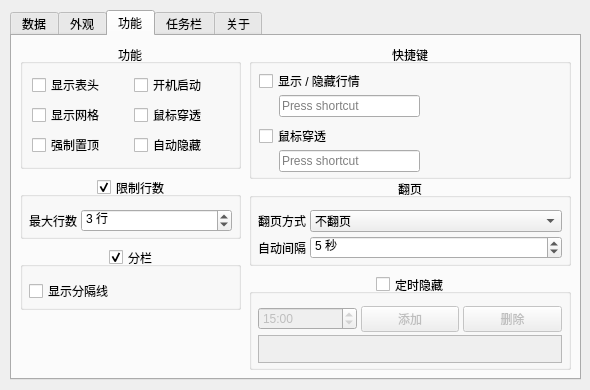
This is stockwidget/ui/generated/settings.ui in sbr0574/StockWidget as Qt 5 draws it before an edit. The edited form follows.
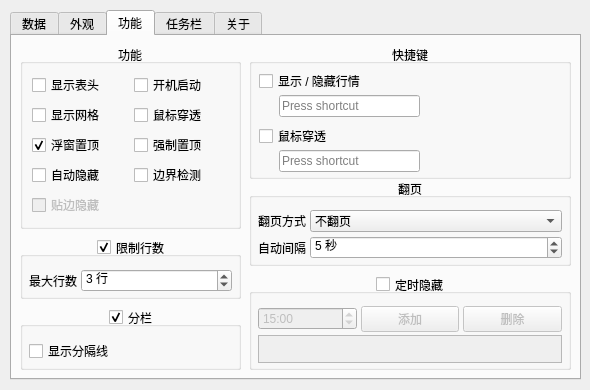
This is the edited form. The open tabs and pages were chosen to show the change. Icons and pictures are not drawn. Custom widgets are drawn as their Qt base class.

Commit message: Add comprehensive tests for geometry, network errors, pagination, quotes, settings dialog, update checks, widget positioning, and topmost behavior

What changed in the file:
```diff
--- a/stockwidget/ui/generated/settings.ui
+++ b/stockwidget/ui/generated/settings.ui
@@ -1141,7 +1141,7 @@
           <bool>true</bool>
          </property>
          <layout class="QGridLayout" name="gridLayout">
-          <item row="2" column="0">
+          <item row="1" column="0">
            <widget class="QCheckBox" name="cb_grid">
             <property name="text">
              <string>显示网格</string>
@@ -1162,14 +1162,27 @@
             </property>
            </widget>
           </item>
-          <item row="3" column="0">
+          <item row="2" column="0">
+           <widget class="QCheckBox" name="cb_float_on_top">
+            <property name="text">
+             <string>浮窗置顶</string>
+            </property>
+            <property name="toolTip">
+             <string>让浮窗保持在普通窗口上方；关闭后可被其他窗口遮盖，并关闭强制置顶</string>
+            </property>
+            <property name="checked">
+             <bool>true</bool>
+            </property>
+           </widget>
+          </item>
+          <item row="2" column="1">
            <widget class="QCheckBox" name="cb_force_top">
             <property name="text">
              <string>强制置顶</string>
             </property>
            </widget>
           </item>
-          <item row="3" column="1">
+          <item row="3" column="0">
            <widget class="QCheckBox" name="cb_auto_hide">
             <property name="text"><string>自动隐藏</string></property>
             <property name="toolTip">
@@ -1177,7 +1190,22 @@
             </property>
            </widget>
           </item>
-          <item row="2" column="1">
+          <item row="3" column="1">
+           <widget class="QCheckBox" name="cb_boundary_check">
+            <property name="text"><string>边界检测</string></property>
+            <property name="toolTip"><string>在屏幕内保持浮窗完整显示。启用后，程序加载、拖动及内容尺寸变化时自动调整越界位置；关闭后允许浮窗部分位于屏幕外。</string></property>
+            <property name="checked"><bool>false</bool></property>
+           </widget>
+          </item>
+          <item row="4" column="0">
+           <widget class="QCheckBox" name="cb_edge_hide">
+            <property name="text"><string>贴边隐藏</string></property>
+            <property name="toolTip"><string>需要先启用边界检测（边界保护）。贴住屏幕左、上、右边时缩至5px，并暂停行情刷新；鼠标移入恢复完整浮窗及刷新，移出再次缩边。底边不隐藏，拖动时保持展开。</string></property>
+            <property name="checked"><bool>false</bool></property>
+            <property name="enabled"><bool>false</bool></property>
+           </widget>
+          </item>
+          <item row="1" column="1">
            <widget class="QCheckBox" name="cb_click_through">
             <property name="text">
              <string>鼠标穿透</string>
```
The commit also changes 22 other files.
